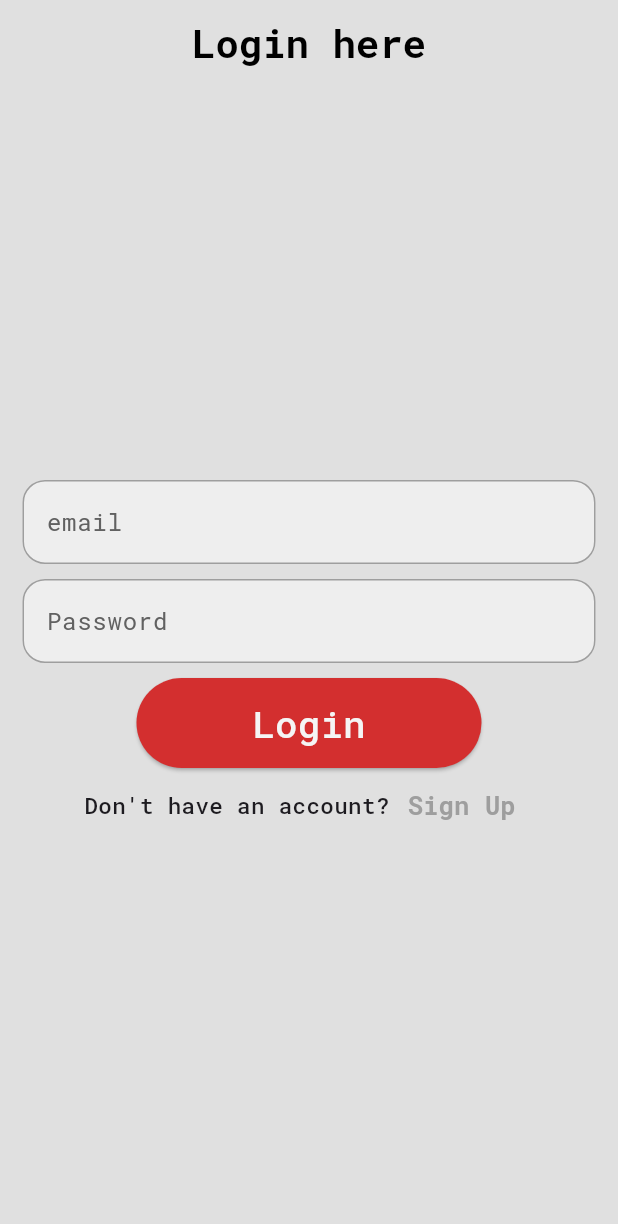
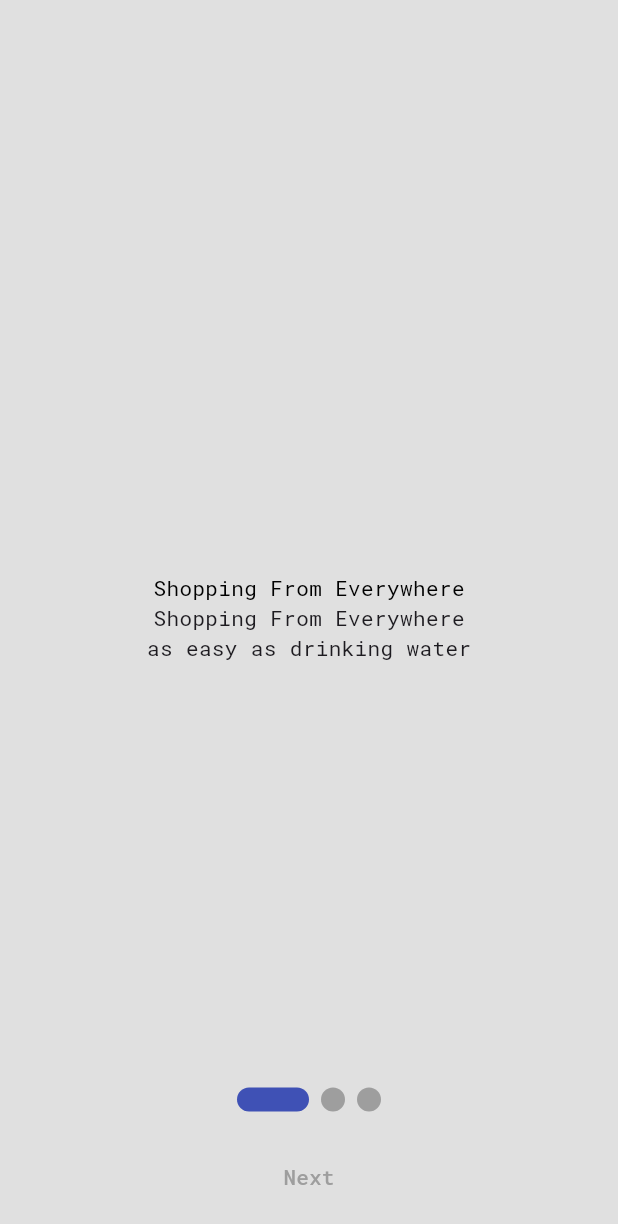
Before and after one commit to AmirHoseinRastegar/E_commerce, a Flutter app: the screen it shows after launch, on a phone screen of 412 x 824 dp. Shown: the top 1224 px of the screen. Run offline on Flutter 3.47's test engine with Material 3 defaults, Android fonts, the phone set to English and light mode, and no system bars; drawn by our look-alikes of smooth_page_indicator; our stand-ins replace bloc, cloud_firestore, firebase_auth, firebase_core, flutter_bloc, fpdart and 4 more; accounts and stored records are empty.

Commit message:
second commit 14th dey 1403

```diff
--- /dev/null
+++ b/lib/core/shared_preferences.dart
@@ -0,0 +1,18 @@
+import 'package:shared_preferences/shared_preferences.dart';
+
+
+
+class SharedPreferencesHelper {
+  late SharedPreferences prefs;
+  static Future<bool> getOnboarding()async{
+    final prefs= await SharedPreferences.getInstance();
+    final onboarding= prefs.getBool('onboarding')?? false;
+    return onboarding;
+
+  }
+  static Future<void> setOnboarding(bool onboarding)async{
+    final prefs= await SharedPreferences.getInstance();
+    prefs.setBool('onboarding', onboarding);
+  }
+
+}
--- a/lib/main.dart
+++ b/lib/main.dart
@@ -1,18 +1,14 @@
 import 'package:firebase_core/firebase_core.dart';
-import 'package:firebase_e_commerce/core/animated_navigation.dart';
 import 'package:firebase_e_commerce/core/light_theme.dart';
-import 'package:firebase_e_commerce/core/theme.dart';
 import 'package:firebase_e_commerce/presentation/blocs/auth/auth_bloc.dart';
-import 'package:firebase_e_commerce/presentation/screens/auth/login_page.dart';
+import 'package:firebase_e_commerce/presentation/screens/auth/onboarding.dart';
 import 'package:firebase_e_commerce/presentation/screens/auth/persist_login.dart';
-import 'package:firebase_e_commerce/presentation/screens/auth/sign_up_page.dart';
 import 'package:firebase_e_commerce/presentation/screens/auth/splash_screen.dart';
 import 'package:firebase_e_commerce/presentation/screens/auth/toggle_loging_register.dart';
 import 'package:firebase_e_commerce/presentation/screens/home_screen.dart';
 
 import 'package:flutter/material.dart';
 import 'package:flutter_bloc/flutter_bloc.dart';
-import 'package:get/get_navigation/src/root/get_material_app.dart';
 import 'package:google_fonts/google_fonts.dart';
 
 import 'core/sl.dart';
@@ -46,6 +42,8 @@ class MyApp extends StatelessWidget {
           ToggleLoginRegister.screenRout: (context) =>
               const ToggleLoginRegister(),
           HomeScreen.screenRout: (context) => const HomeScreen(),
+          PersistLogin.screenRout: (context) =>  PersistLogin(authRepository: sl<AuthRepository>(),),
+          Onboarding.screenRout: (context) => const Onboarding(),
 
         },
         debugShowCheckedModeBanner: false,
--- /dev/null
+++ b/lib/presentation/screens/auth/onboarding.dart
@@ -0,0 +1,94 @@
+import 'package:firebase_e_commerce/core/shared_preferences.dart';
+import 'package:firebase_e_commerce/presentation/screens/auth/persist_login.dart';
+import 'package:flutter/material.dart';
+
+import '../../widgets/onboarding.dart';
+import 'package:smooth_page_indicator/smooth_page_indicator.dart';
+
+class Onboarding extends StatefulWidget {
+  static const screenRout = 'onboarding_screen';
+
+  const Onboarding({super.key});
+
+  @override
+  State<Onboarding> createState() => _OnboardingState();
+}
+
+class _OnboardingState extends State<Onboarding> {
+  int currentIndex = 0;
+  final pageController = PageController();
+  List<OnboardingWidget> pages = const [
+    OnboardingWidget(
+      title: 'Shopping From Everywhere',
+      description: 'as easy as drinking water',
+      image: 'image1',
+    ),
+    OnboardingWidget(
+      title: 'Best Offers Around',
+      description: 'Find great deals and save more',
+      image: 'image2',
+    ),
+    OnboardingWidget(
+      title: 'Fast Delivery',
+      description: 'Delivered to your doorstep in no time',
+      image: 'image3',
+    ),
+  ];
+
+  @override
+  Widget build(BuildContext context) {
+    return Scaffold(
+      body: Stack(children: [
+        SafeArea(
+          child: PageView.builder(
+              onPageChanged: (value) {
+                setState(() {
+                  currentIndex = value;
+                });
+              },
+              itemCount: pages.length,
+              controller: pageController,
+              itemBuilder: (context, index) {
+                return pages[index];
+              }),
+        ),
+        Positioned(
+          bottom: 15,
+          left: 0,
+          right: 0,
+          child: Column(
+            mainAxisSize: MainAxisSize.min,
+            children: [
+              SmoothPageIndicator(
+                  controller: pageController,
+                  count: pages.length,
+                  effect: const ExpandingDotsEffect(),
+                  onDotClicked: (index) {
+                    pageController.animateToPage(index,
+                        duration: const Duration(milliseconds: 300),
+                        curve: Curves.easeIn);
+                  }),
+              const SizedBox(
+                height: 20,
+              ),
+              TextButton(
+                  onPressed: () {
+                    if (currentIndex < pages.length - 1) {
+                      pageController.animateToPage(currentIndex + 1,
+                          duration: const Duration(milliseconds: 300),
+                          curve: Curves.decelerate);
+                    } else {
+                      SharedPreferencesHelper.setOnboarding(true);
+                      Navigator.of(context).pushNamedAndRemoveUntil(
+                          PersistLogin.screenRout, (route) => false);
+                    }
+                  },
+                  child: Text(
+                      currentIndex == pages.length - 1 ? 'let\'s go' : 'Next')),
+            ],
+          ),
+        )
+      ]),
+    );
+  }
+}
--- /dev/null
+++ b/lib/presentation/widgets/onboarding.dart
@@ -0,0 +1,31 @@
+import 'package:flutter/material.dart';
+
+class OnboardingWidget extends StatefulWidget {
+  final String title;
+  final String description;
+  final String image;
+
+  const OnboardingWidget({
+    super.key,
+    required this.title,
+    required this.description,
+    required this.image,
+  });
+
+  @override
+  State<OnboardingWidget> createState() => _OnboardingWidgetState();
+}
+
+class _OnboardingWidgetState extends State<OnboardingWidget> {
+  @override
+  Widget build(BuildContext context) {
+    return Column(
+      mainAxisAlignment: MainAxisAlignment.center,
+      children: [
+        Text(widget.title,style: TextStyle(color: Colors.black),),
+        Text(widget.title),
+        Text(widget.description),
+      ],
+    );
+  }
+}
--- a/pubspec.yaml
+++ b/pubspec.yaml
@@ -46,6 +46,8 @@ dependencies:
   loading_animation_widget: ^1.3.0
   lottie: ^3.1.3
   get: ^4.6.6
+  shared_preferences: ^2.2.3
+  smooth_page_indicator: ^1.2.0+3
 dev_dependencies:
   flutter_test:
     sdk: flutter
```
Also changed, not shown: lib/presentation/screens/auth/splash_screen.dart (+18 -22 lines), pubspec.lock, 1 other file.
